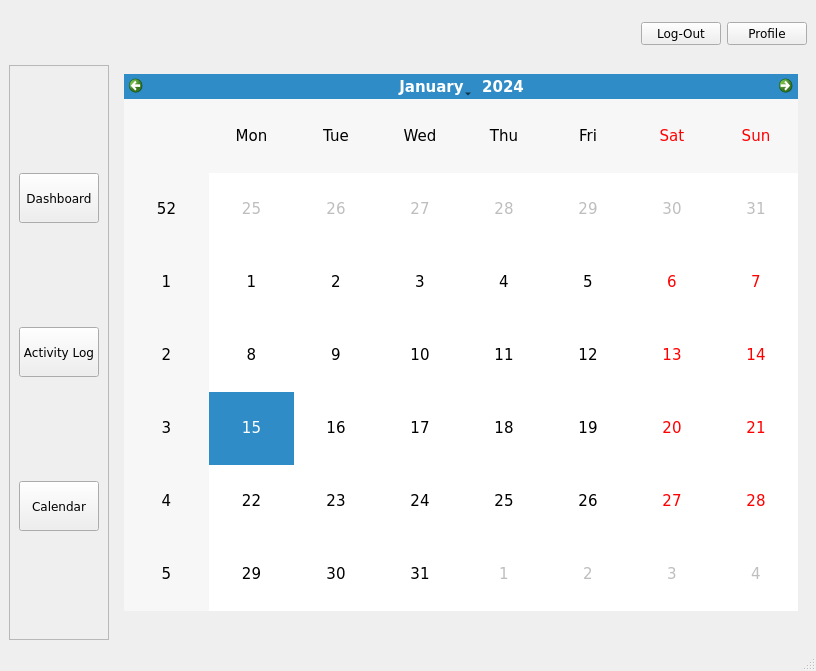
This is CLOCKWORK_SEMESTER/dashboard_manager_updated.ui in AmielJohnPadasay/ClockWork as Qt 5 draws it before an edit. The edited form follows.
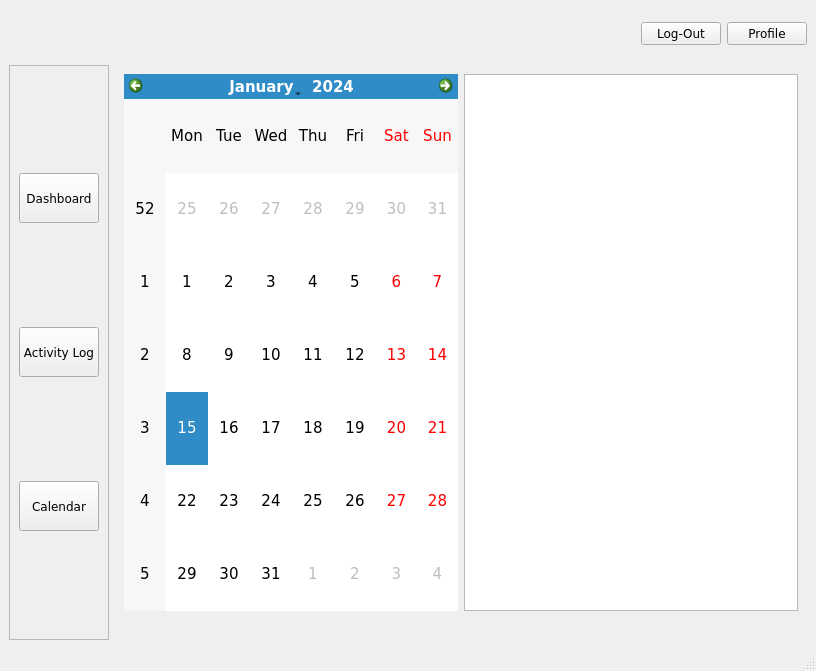
This is the edited form. The open tabs and pages were chosen to show the change. Icons and pictures are not drawn.

Diff of the .ui file:
```diff
--- a/CLOCKWORK_SEMESTER/dashboard_manager_updated.ui
+++ b/CLOCKWORK_SEMESTER/dashboard_manager_updated.ui
@@ -530,6 +530,19 @@
           </property>
          </widget>
         </item>
+        <item row="0" column="1">
+         <widget class="QTableWidget" name="calendartask_table">
+          <attribute name="horizontalHeaderDefaultSectionSize">
+           <number>180</number>
+          </attribute>
+          <attribute name="horizontalHeaderStretchLastSection">
+           <bool>true</bool>
+          </attribute>
+          <attribute name="verticalHeaderDefaultSectionSize">
+           <number>50</number>
+          </attribute>
+         </widget>
+        </item>
        </layout>
       </widget>
      </widget>
```
Left out of the diff: 2 changed lines with no effect on the pictures.
